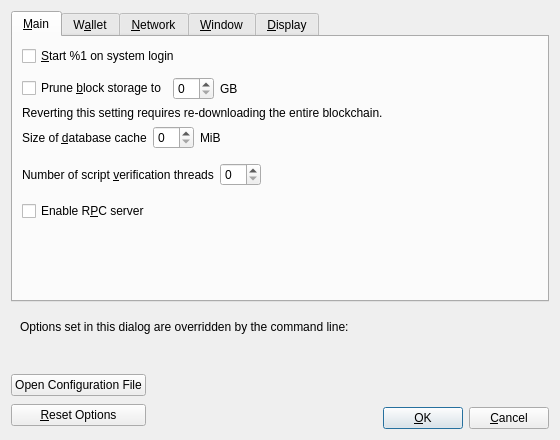
Qt form src/qt/forms/optionsdialog.ui (Rexemre/blockzero-core) before a commit.
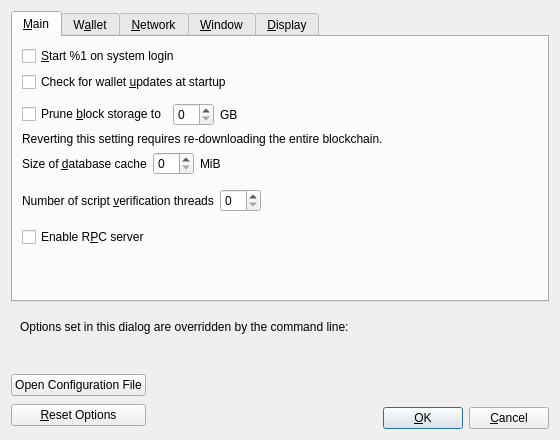
The same form after that commit. Custom widgets are drawn as their Qt base class.

Commit message: rc39: one-click bloz.org address verification, Linux AppImage, crisp icons, update check

What changed in the file:
```diff
--- a/src/qt/forms/optionsdialog.ui
+++ b/src/qt/forms/optionsdialog.ui
@@ -37,6 +37,16 @@
          </property>
         </widget>
        </item>
+       <item>
+        <widget class="QCheckBox" name="checkForUpdates">
+         <property name="toolTip">
+          <string>Once a day, ask GitHub whether a newer Block Zero wallet release exists and offer to install it. Nothing else is sent.</string>
+         </property>
+         <property name="text">
+          <string>Check for wallet &amp;updates at startup</string>
+         </property>
+        </widget>
+       </item>
        <item>
         <spacer name="horizontalSpacer_0_Main">
          <property name="orientation">
```
The commit also changes 37 other files.
